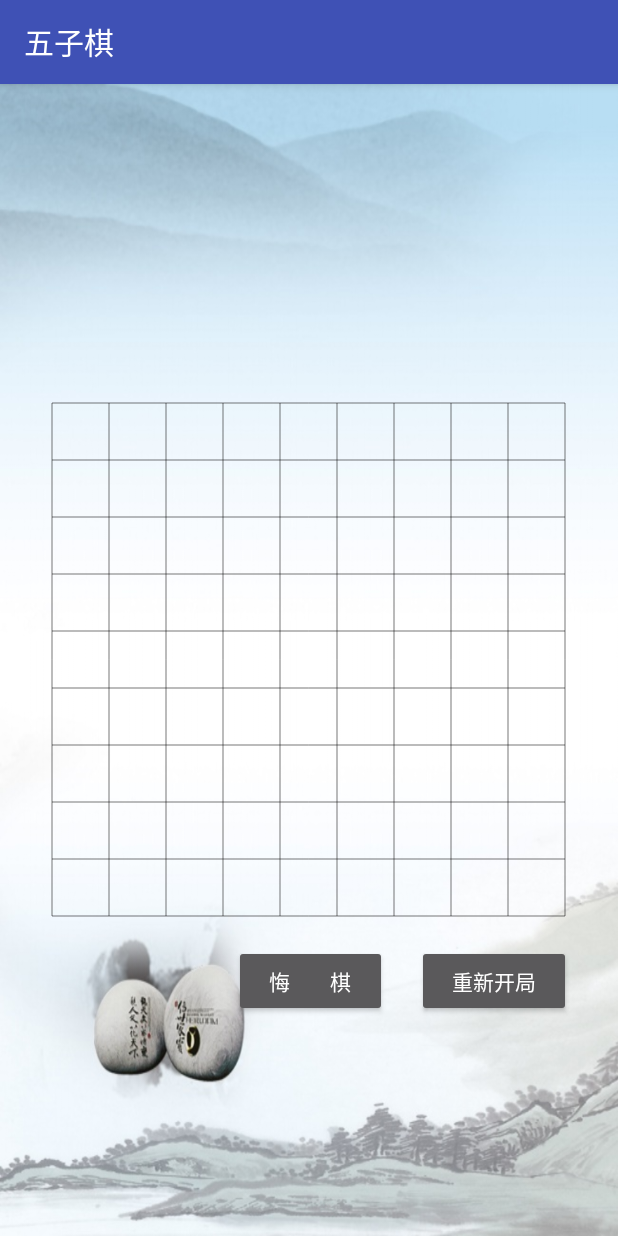
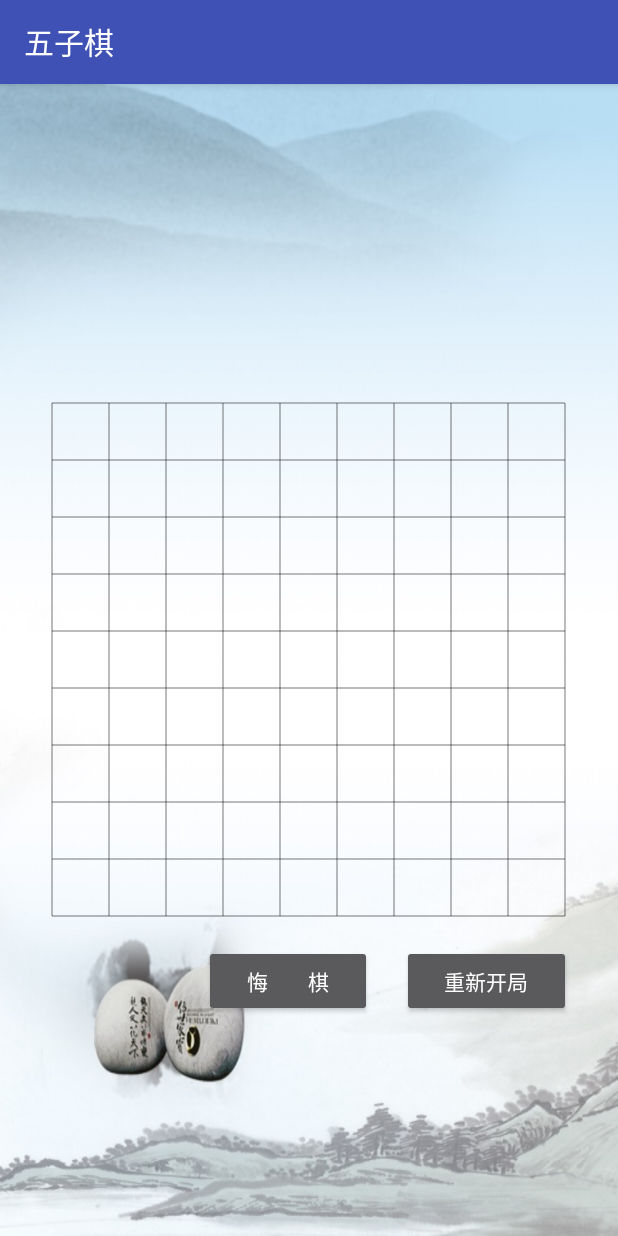
Before and after one commit to lyx0206331/smart_komoku, an Android app: the screen it shows after launch (MainActivity), on a phone screen of 412 x 824 dp. Run offline under Robolectric (Android 15) with nearby library versions, the phone set to English and light mode, and no system bars; libraries missing offline, so code that uses them is left out: com.umeng.analytics, de.cketti.library; 4 statements that could not run were skipped.

```diff
--- a/app/src/main/res/layout/activity_main.xml
+++ b/app/src/main/res/layout/activity_main.xml
@@ -21,7 +21,7 @@
         android:layout_width="match_parent"
         android:layout_height="wrap_content"
         android:layout_below="@id/gomoku_view"
-        android:layout_marginLeft="140dp"
+        android:layout_marginLeft="120dp"
         android:layout_marginRight="15dp"
         android:orientation="horizontal">
 
```
